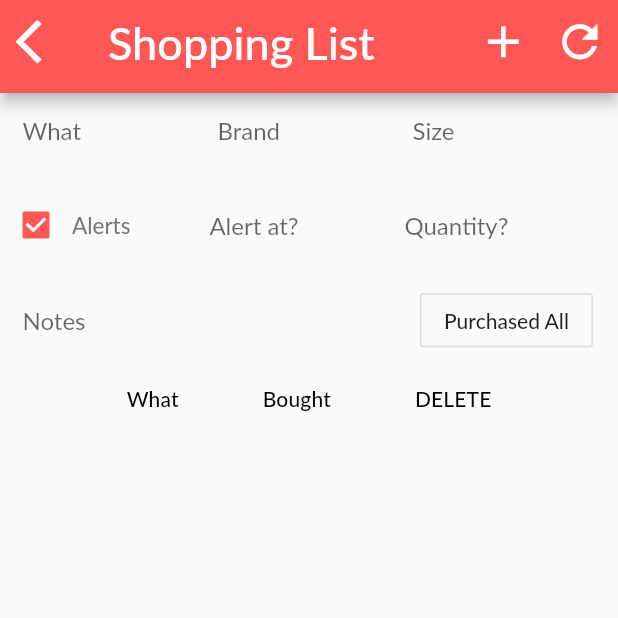
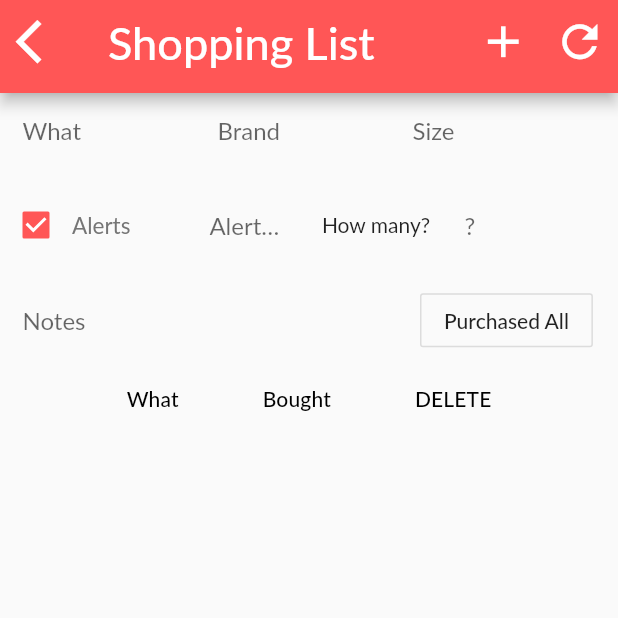
Before and after one commit to jamiesonshayna/LookToTheCook, a Flutter app: the UserShopScreen screen opened by its route, on a phone screen of 412 x 824 dp, the top half of it. Run offline on Flutter 3.47's test engine with Material 2 defaults, Android fonts, the phone set to English and light mode, and no system bars; our stand-ins replace connectivity, flutter_secure_storage, flutter_spinkit, font_awesome_flutter, modal_progress_hud, rflutter_alert; missing offline and left inert: amazon_cognito_identity_dart; accounts and stored records are empty; network calls fail; Roboto replaces fonts that are missing (Lato).

Commit message:
fixed add at qty to add

```diff
--- a/look_to_the_cook/lib/Models/Services.dart
+++ b/look_to_the_cook/lib/Models/Services.dart
@@ -85,7 +85,7 @@ class Services {
       map['brand'] = brand;
       map['size'] = size;
       map['alert'] = alert;
-      map['alertQty '] = alertQty;
+      map['alertQty'] = alertQty;
       map['invList'] = invList;
       map['invListQty'] = invListQty;
       map['shoppingList'] = shoppingList;
--- a/look_to_the_cook/lib/views/user_shop_screen.dart
+++ b/look_to_the_cook/lib/views/user_shop_screen.dart
@@ -392,7 +392,7 @@ class item extends State<UserShopScreen>{
                   Padding(
                     padding: EdgeInsets.all(15.0),
                     child:SizedBox(
-                      width: 100.0,
+                      width: 50.0,
                       child:TextField(
                         controller: _alertQtyController,
                         decoration: InputDecoration.collapsed(
@@ -402,13 +402,20 @@ class item extends State<UserShopScreen>{
                     ),
                   ),
                   Padding(
-                    padding: EdgeInsets.all(15.0),
+                    padding: EdgeInsets.all(10.0),
                     child:SizedBox(
-                      width: 85.0,
+                      width: 75.0,
+                      child: Text('How many?'),
+                    ),
+                  ),
+                  Padding(
+                    padding: EdgeInsets.all(10.0),
+                    child:SizedBox(
+                      width: 45.0,
                       child:TextField(
                         controller: _shoppingListQtyController,
                         decoration: InputDecoration.collapsed(
-                          hintText: 'Quantity?',
+                          hintText: '?',
                         ),
                       ),
                     ),
```
Also changed, not shown: look_to_the_cook/lib/views/user_inventory_screen.dart (+2 -15 lines).
